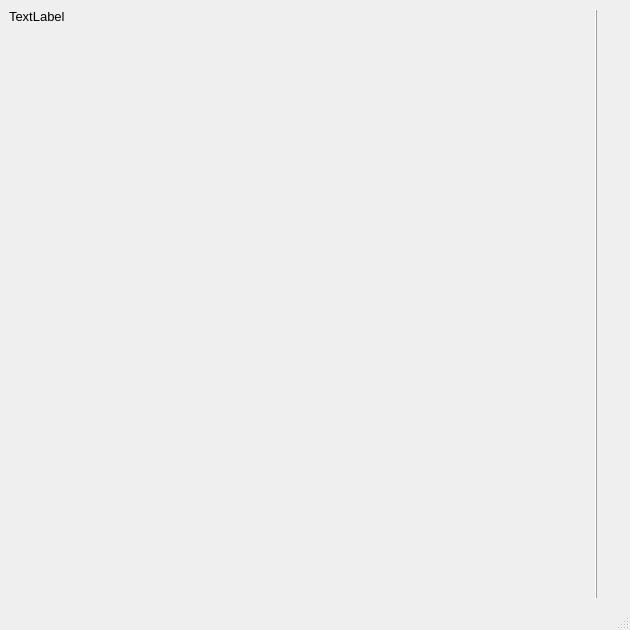
Before: the Qt Designer form SnakeGame-Interface_Improvements/snakeclient.ui in Razorlance/SnakeGame, drawn with Qt 5.
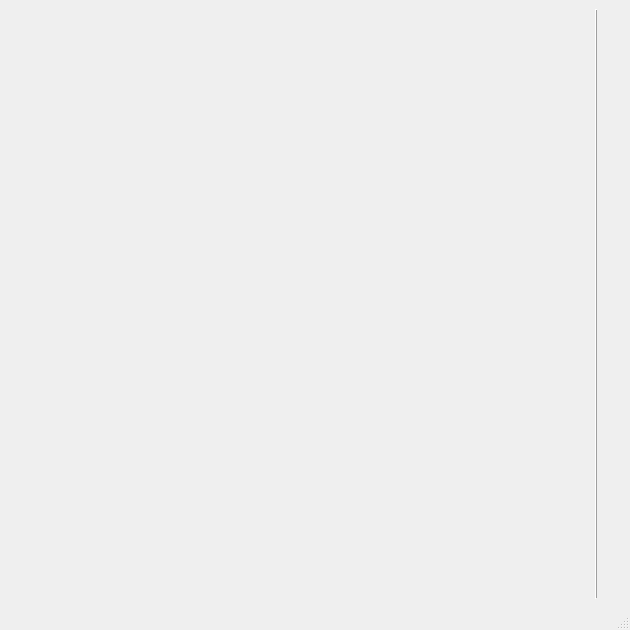
After: the same form once the commit is applied.

Commit message: Fixed Interface, set Fixed size on the gaming field, fixed _validPort, set Font, red text when invalid enter, added Game Type to the 1st QDialog

The edit to the form file:
```diff
--- a/SnakeGame-Interface_Improvements/snakeclient.ui
+++ b/SnakeGame-Interface_Improvements/snakeclient.ui
@@ -24,49 +24,6 @@
   </property>
   <widget class="QWidget" name="centralwidget">
    <layout class="QHBoxLayout" name="horizontalLayout_4">
-    <item>
-     <layout class="QHBoxLayout" name="horizontalLayout">
-      <item>
-       <layout class="QHBoxLayout" name="horizontalLayout_3">
-        <item>
-         <layout class="QVBoxLayout" name="verticalLayout">
-          <item>
-           <widget class="QLabel" name="userName">
-            <property name="maximumSize">
-             <size>
-              <width>150</width>
-              <height>150</height>
-             </size>
-            </property>
-            <property name="font">
-             <font>
-              <pointsize>10</pointsize>
-             </font>
-            </property>
-            <property name="text">
-             <string>TextLabel</string>
-            </property>
-           </widget>
-          </item>
-          <item>
-           <spacer name="verticalSpacer">
-            <property name="orientation">
-             <enum>Qt::Vertical</enum>
-            </property>
-            <property name="sizeHint" stdset="0">
-             <size>
-              <width>20</width>
-              <height>40</height>
-             </size>
-            </property>
-           </spacer>
-          </item>
-         </layout>
-        </item>
-       </layout>
-      </item>
-     </layout>
-    </item>
     <item>
      <spacer name="horizontalSpacer">
       <property name="orientation">
```
The commit also changes 2 other files.
